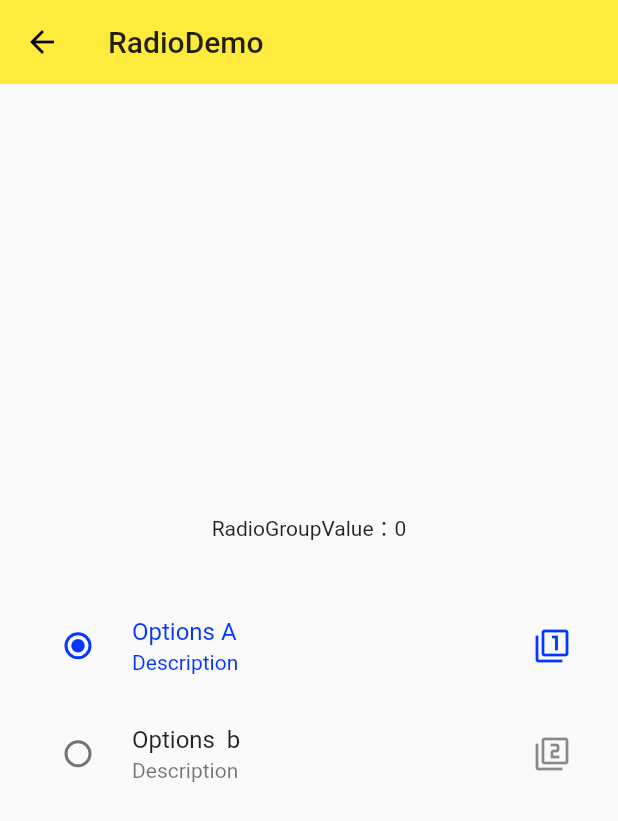
After one commit to 13666028317/ninghao_flutter, a Flutter app: the screen it shows after launch, after a tap on "radioDemo", on a phone screen of 412 x 824 dp. The commit adds this screen. Shown: the top 821 px of the screen. Run offline on Flutter 3.47's test engine with Material 2 defaults, Android fonts, the phone set to English and light mode, and no system bars.

Commit message:
checkout and radio

```diff
--- a/lib/pages/form_demo.dart
+++ b/lib/pages/form_demo.dart
@@ -11,6 +11,9 @@ class _FormDemoState extends State<FormDemo> {
   @override
   Widget build(BuildContext context) {
     return Scaffold(
+      appBar: AppBar(
+        title: Text('FormDemo'),
+      ),
       body: Theme(
         data: Theme.of(context).copyWith(
           primaryColor: Colors.black,
--- a/lib/pages/material_compontent.dart
+++ b/lib/pages/material_compontent.dart
@@ -1,6 +1,8 @@
 import 'package:flutter/material.dart';
 import './popup_menu_button_demo.dart';
-
+import './form_demo.dart';
+import './basic_check_demo.dart';
+import './radio_demo.dart';
 class MaterialCompontents extends StatefulWidget {
   MaterialCompontents({Key key}) : super(key: key);
 
@@ -22,6 +24,9 @@ class _MaterialCompontentsState extends State<MaterialCompontents> {
                 title: 'flotActionButtonDemo', page: FloatActionButtonDemo()),
             ListItem(title: 'ButtonDemo', page: ButtonDemo()),
             ListItem(title: 'PopmenuDemo', page: PopupMenuDemo()),
+            ListItem(title: 'formDemo', page: FormDemo()),
+            ListItem(title: 'checkBox', page: CheckBoxDemo()),
+            ListItem(title: 'radioDemo', page: RadioDemo()),
           ],
         ),
       ),
--- /dev/null
+++ b/lib/pages/radio_demo.dart
@@ -0,0 +1,70 @@
+import 'package:flutter/material.dart';
+
+class RadioDemo extends StatefulWidget {
+  RadioDemo({Key key}) : super(key: key);
+
+  @override
+  _RadioDemoState createState() => _RadioDemoState();
+}
+
+class _RadioDemoState extends State<RadioDemo> {
+  int _radioValue = 0;
+  void _handleRadioValueChange(value) {
+    setState(() {
+      _radioValue = value;
+    });
+  }
+
+  @override
+  Widget build(BuildContext context) {
+    return Container(
+      child: Scaffold(
+        appBar: AppBar(
+          title: Text('RadioDemo'),
+          elevation: 0.0,
+        ),
+        body: Container(
+          padding: EdgeInsets.all(16.0),
+          child: Column(
+            mainAxisAlignment: MainAxisAlignment.center,
+            children: <Widget>[
+              Text('RadioGroupValue：$_radioValue'),
+              SizedBox(height: 32.0),
+              RadioListTile(
+                  value: 0,
+                  groupValue: _radioValue,
+                  title: Text('Options A'),
+                  subtitle: Text('Description'),
+                  secondary: Icon(Icons.filter_1),
+                  selected: _radioValue == 0,
+                  onChanged: _handleRadioValueChange),
+              RadioListTile(
+                  value: 1,
+                  groupValue: _radioValue,
+                  title: Text('Options  b '),
+                  subtitle: Text('Description'),
+                  secondary: Icon(Icons.filter_2),
+                  selected: _radioValue == 1,
+                  onChanged: _handleRadioValueChange),
+              Row(
+                mainAxisAlignment: MainAxisAlignment.center,
+                children: <Widget>[
+                  // Radio(
+                  //     value: 0,
+                  //     groupValue: _radioValue,
+                  //     activeColor: Colors.black,
+                  //     onChanged: _handleRadioValueChange),
+                  // Radio(
+                  //     value: 1,
+                  //     groupValue: _radioValue,
+                  //     activeColor: Colors.black,
+                  //     onChanged: _handleRadioValueChange),
+                ],
+              )
+            ],
+          ),
+        ),
+      ),
+    );
+  }
+}
```
Also changed, not shown: lib/pages/basic_check_demo.dart (added, +59 -0 lines).
